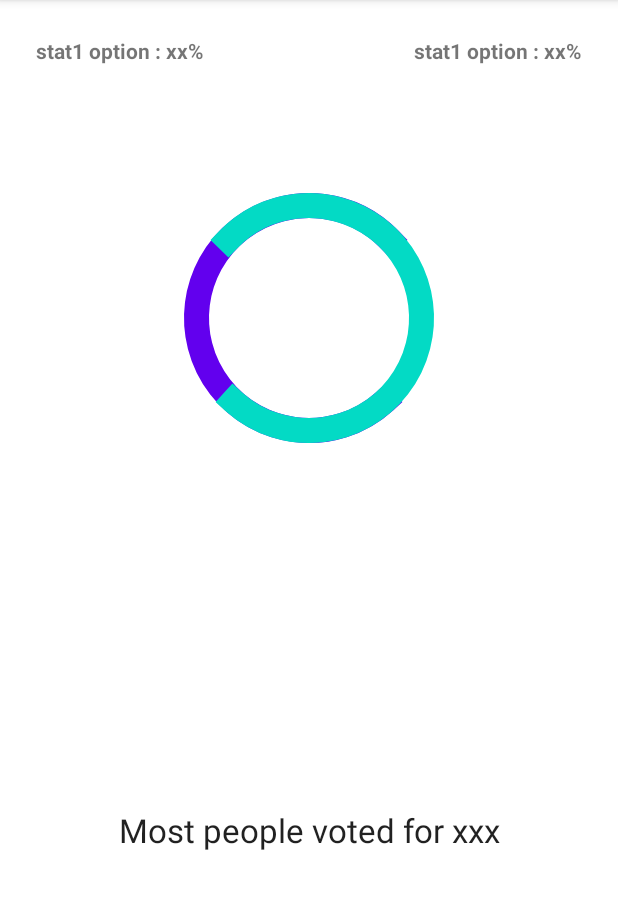
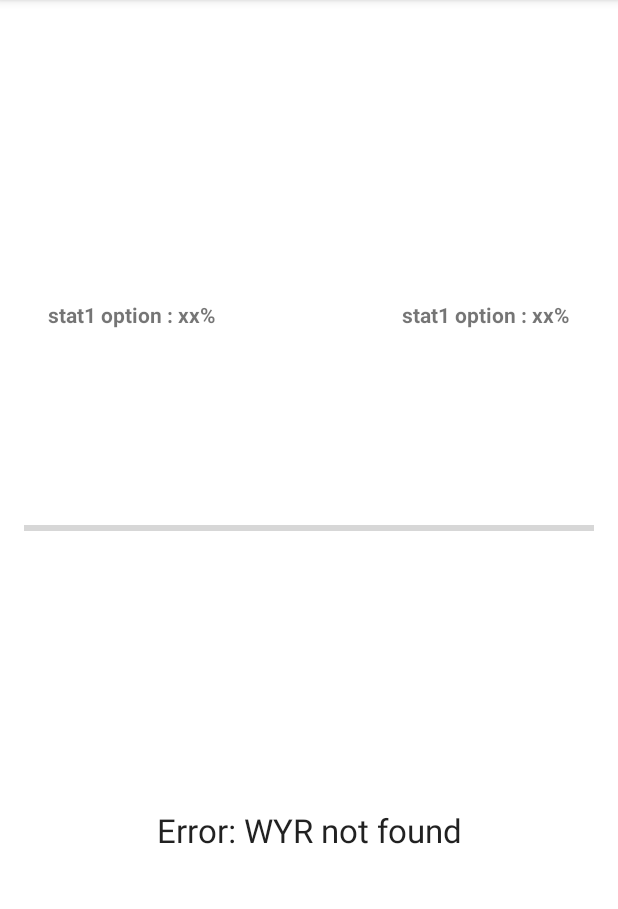
Before and after one commit to Tarroook/Would-you-rather-android-app, an Android app: the ResultActivity screen opened directly, with no data from a screen before it, on a phone screen of 412 x 824 dp, the part 84-993 px from its top. Run offline under Robolectric (Android 15) with nearby library versions, the phone set to English and light mode, and no system bars.

Commit message:
WYR / results working (probably)

```diff
--- a/app/src/main/java/com/tarook/wouldyourather/ResultActivity.java
+++ b/app/src/main/java/com/tarook/wouldyourather/ResultActivity.java
@@ -3,12 +3,59 @@ package com.tarook.wouldyourather;
 import androidx.appcompat.app.AppCompatActivity;
 
 import android.os.Bundle;
+import android.widget.ProgressBar;
+import android.widget.TextView;
+
+import com.tarook.wouldyourather.model.WouldYouRather;
+import com.tarook.wouldyourather.util.SQLiteManager;
 
 public class ResultActivity extends AppCompatActivity {
+
+    private ProgressBar progressBar;
+    private TextView stat1;
+    private TextView stat2;
+    private TextView description;
 
     @Override
     protected void onCreate(Bundle savedInstanceState) {
         super.onCreate(savedInstanceState);
         setContentView(R.layout.activity_result);
+
+        setupViews();
+
+        WouldYouRather wyr = SQLiteManager.getInstance(this).getWYR(getIntent().getIntExtra("wyrId", -1));
+        if (wyr != null) {
+            int total = SQLiteManager.getInstance(this).getNumberOfVotesForWYR(wyr.getId());
+            int option1 = SQLiteManager.getInstance(this).getNumberOfVotesForOption(wyr.getId(), 0);
+            int option2 = SQLiteManager.getInstance(this).getNumberOfVotesForOption(wyr.getId(), 1);
+            // max for progress bar is 100 so we need to divide by 100
+            progressBar.setProgress((int) ((float) option1 / total * 100));
+
+            stat1.setText(option1 + " votes for " + wyr.getOptions().get(0));
+            stat2.setText(option2 + " votes for " + wyr.getOptions().get(1));
+
+            StringBuilder descriptionText = new StringBuilder();
+            descriptionText.append("Most people would rather ");
+            if (option1 > option2) {
+                descriptionText.append(wyr.getOptions().get(0));
+            }else if (option2 > option1) {
+                descriptionText.append(wyr.getOptions().get(1));
+            }
+            else {
+                descriptionText.append("neither");
+            }
+            descriptionText.append(".");
+            description.setText(descriptionText.toString());
+        }
+        else {
+            description.setText("Error: WYR not found");
+        }
+    }
+
+    private void setupViews(){
+        progressBar = findViewById(R.id.stat_bar);
+        stat1 = findViewById(R.id.stat1_textview_result);
+        stat2 = findViewById(R.id.stat2_textview_result);
+        description = findViewById(R.id.description_textview_results);
     }
 }
--- a/app/src/main/res/layout/activity_result.xml
+++ b/app/src/main/res/layout/activity_result.xml
@@ -6,33 +6,9 @@
     android:layout_height="match_parent"
     tools:context=".ResultActivity">
 
-    <ProgressBar
-        android:id="@+id/stat1_bar"
-        style="?android:attr/progressBarStyle"
-        android:layout_width="200dp"
-        android:layout_height="224dp"
-        android:layout_marginTop="100dp"
-        android:indeterminateTint="@color/purple_500"
-        app:layout_constraintEnd_toEndOf="parent"
-        app:layout_constraintStart_toStartOf="parent"
-        app:layout_constraintTop_toTopOf="parent" />
-
-    <ProgressBar
-        android:id="@+id/stat2_bar"
-        style="?android:attr/progressBarStyle"
-        android:layout_width="200dp"
-        android:layout_height="224dp"
-        android:layout_marginTop="100dp"
-        android:scaleX="-1"
-        android:indeterminate="true"
-        android:indeterminateTintMode="src_atop"
-        android:indeterminateTint="@color/teal_200"
-        app:layout_constraintEnd_toEndOf="parent"
-        app:layout_constraintStart_toStartOf="parent"
-        app:layout_constraintTop_toTopOf="parent" />
 
     <TextView
-        android:id="@+id/sentence_textview_results"
+        android:id="@+id/description_textview_results"
         android:layout_width="wrap_content"
         android:layout_height="wrap_content"
         android:layout_marginBottom="200dp"
@@ -46,8 +22,8 @@
         android:id="@+id/stat1_textview_result"
         android:layout_width="wrap_content"
         android:layout_height="wrap_content"
-        android:layout_marginStart="24dp"
-        android:layout_marginTop="24dp"
+        android:layout_marginStart="32dp"
+        android:layout_marginTop="200dp"
         android:text="stat1 option : xx%"
         android:textStyle="bold"
         app:layout_constraintStart_toStartOf="parent"
@@ -57,11 +33,25 @@
         android:id="@+id/stat2_textview_result"
         android:layout_width="wrap_content"
         android:layout_height="wrap_content"
-        android:layout_marginTop="24dp"
-        android:layout_marginEnd="24dp"
+        android:layout_marginTop="200dp"
+        android:layout_marginEnd="32dp"
         android:text="stat1 option : xx%"
         android:textStyle="bold"
         app:layout_constraintEnd_toEndOf="parent"
         app:layout_constraintTop_toTopOf="parent" />
 
+    <ProgressBar
+        android:id="@+id/stat_bar"
+        style="?android:attr/progressBarStyleHorizontal"
+        android:layout_width="match_parent"
+        android:layout_height="32dp"
+        android:layout_marginStart="16dp"
+        android:layout_marginTop="336dp"
+        android:layout_marginEnd="16dp"
+        app:layout_constraintEnd_toEndOf="parent"
+        app:layout_constraintHorizontal_bias="0.498"
+        app:layout_constraintStart_toStartOf="parent"
+        app:layout_constraintTop_toTopOf="parent" />
+
+
 </androidx.constraintlayout.widget.ConstraintLayout>
```
Also changed, not shown: app/src/main/java/com/tarook/wouldyourather/WYRActivity.java (+38 -0 lines), app/src/main/java/com/tarook/wouldyourather/model/Vote.java (+9 -9 lines), app/src/main/java/com/tarook/wouldyourather/util/SQLiteManager.java (+32 -5 lines).
